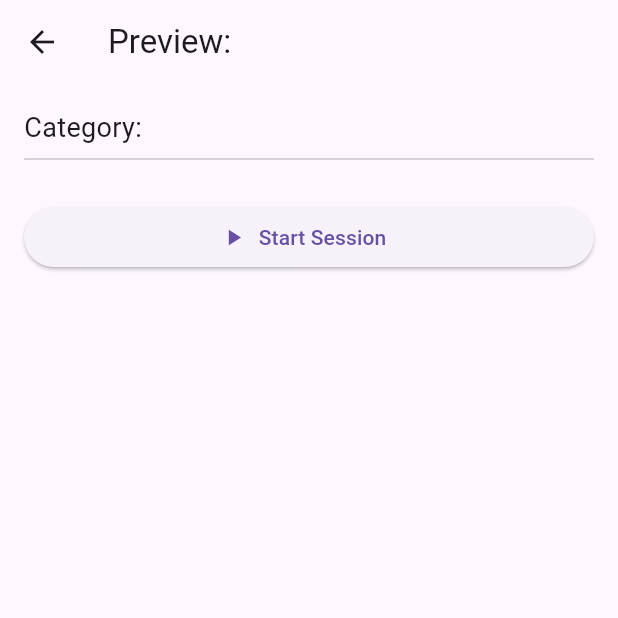
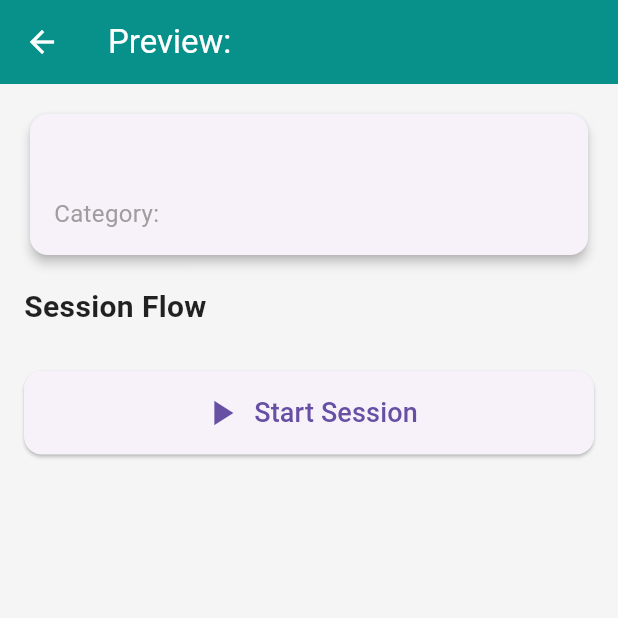
Before and after one commit to Aryan1021/Yogify, a Flutter app: the PreviewScreen screen opened directly with empty values, on a phone screen of 412 x 824 dp, the top half of it. Run offline on Flutter 3.47's test engine with Material 3 defaults, Android fonts, the phone set to English and light mode, and no system bars; our stand-ins replace audioplayers.

Commit message:
feat: polished UI with preview & thumbnails
- Added PreviewScreen with card-based layout for script previews
- Updated SessionScreen with play/pause/stop controls and progress bar
- Applied custom calming theme (teal/green) in main.dart
- Improved SessionListScreen:
  • Converted list items into modern card UI
  • Added thumbnail image from first pose
  • Better loading indicator with CircularProgressIndicator
- Ensured consistent typography, spacing, and navigation flow

```diff
--- a/lib/screens/preview_screen.dart
+++ b/lib/screens/preview_screen.dart
@@ -15,22 +15,70 @@ class PreviewScreen extends StatelessWidget {
       body: ListView(
         padding: const EdgeInsets.all(16),
         children: [
+          // Session Header Card
+          Card(
+            elevation: 3,
+            shape: RoundedRectangleBorder(borderRadius: BorderRadius.circular(12)),
+            child: Padding(
+              padding: const EdgeInsets.all(16),
+              child: Column(
+                crossAxisAlignment: CrossAxisAlignment.start,
+                children: [
+                  Text(session.metadata['title'] ?? "Yoga Session",
+                      style: const TextStyle(
+                          fontSize: 22, fontWeight: FontWeight.bold)),
+                  const SizedBox(height: 8),
                   Text("Category: ${session.metadata['category']}",
-              style: const TextStyle(fontSize: 18)),
-          const Divider(),
+                      style: const TextStyle(fontSize: 16, color: Colors.grey)),
+                ],
+              ),
+            ),
+          ),
+          const SizedBox(height: 16),
+
+          // Sequence Steps
+          const Text(
+            "Session Flow",
+            style: TextStyle(fontSize: 20, fontWeight: FontWeight.w600),
+          ),
+          const SizedBox(height: 8),
           ...session.sequence.expand((step) => step.script).map(
-                (script) => ListTile(
-              leading: Image.asset(
+                (script) => Card(
+              elevation: 2,
+              margin: const EdgeInsets.symmetric(vertical: 6),
+              shape: RoundedRectangleBorder(
+                  borderRadius: BorderRadius.circular(10)),
+              child: ListTile(
+                leading: ClipRRect(
+                  borderRadius: BorderRadius.circular(8),
+                  child: Image.asset(
                     "assets/images/${session.images[script.imageRef]}",
                     width: 50,
-              ),
-              title: Text(script.text),
+                    fit: BoxFit.cover,
                   ),
                 ),
+                title: Text(
+                  script.text,
+                  style: const TextStyle(fontSize: 15),
+                ),
+              ),
+            ),
+          ),
+
           const SizedBox(height: 20),
-          ElevatedButton.icon(
-            icon: const Icon(Icons.play_arrow),
-            label: const Text("Start Session"),
+
+          // Start Button
+          SizedBox(
+            width: double.infinity,
+            child: ElevatedButton.icon(
+              style: ElevatedButton.styleFrom(
+                padding: const EdgeInsets.symmetric(vertical: 14),
+                shape: RoundedRectangleBorder(
+                  borderRadius: BorderRadius.circular(12),
+                ),
+              ),
+              icon: const Icon(Icons.play_arrow, size: 28),
+              label: const Text("Start Session", style: TextStyle(fontSize: 18)),
               onPressed: () {
                 Navigator.push(
                   context,
@@ -40,6 +88,7 @@ class PreviewScreen extends StatelessWidget {
                 );
               },
             ),
+          ),
         ],
       ),
     );
```
Also changed, not shown: lib/main.dart (+15 -1 lines), lib/screens/session_list_screen.dart (+40 -6 lines), lib/screens/session_screen.dart (+23 -8 lines). Lines whose indentation alone changed are shown as unchanged.
